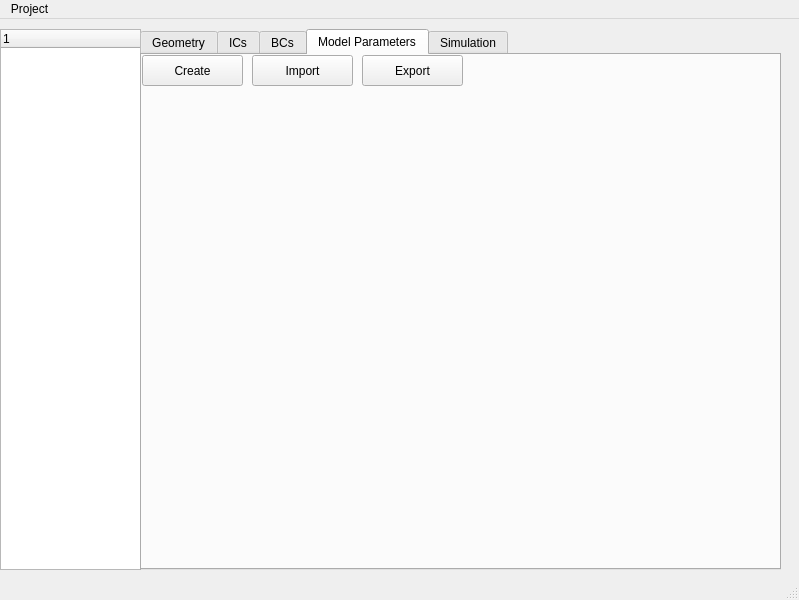
Before: the Qt Designer form gui/main3.ui in zarch/openriver, drawn with Qt 5.
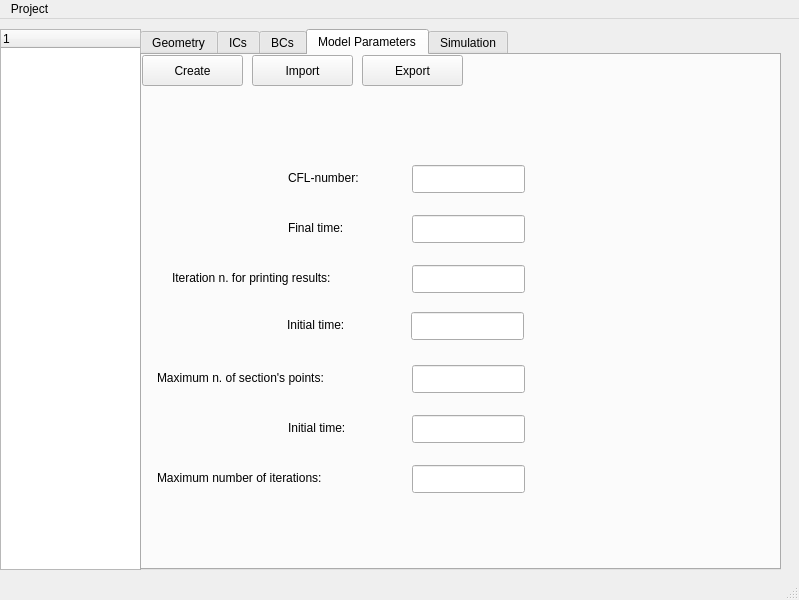
After: the same form once the commit is applied. The open tabs and pages were chosen to show the change.

What changed in the file:
```diff
--- a/gui/main3.ui
+++ b/gui/main3.ui
@@ -264,6 +264,173 @@
        <string>Create</string>
       </property>
      </widget>
+     <widget class="QLineEdit" name="lineEdit">
+      <property name="geometry">
+       <rect>
+        <x>270</x>
+        <y>110</y>
+        <width>113</width>
+        <height>28</height>
+       </rect>
+      </property>
+     </widget>
+     <widget class="QLabel" name="label_2">
+      <property name="geometry">
+       <rect>
+        <x>146</x>
+        <y>113</y>
+        <width>110</width>
+        <height>20</height>
+       </rect>
+      </property>
+      <property name="text">
+       <string>CFL-number:</string>
+      </property>
+     </widget>
+     <widget class="QLabel" name="label_3">
+      <property name="geometry">
+       <rect>
+        <x>146</x>
+        <y>163</y>
+        <width>110</width>
+        <height>20</height>
+       </rect>
+      </property>
+      <property name="text">
+       <string>Final time:</string>
+      </property>
+     </widget>
+     <widget class="QLineEdit" name="lineEdit_2">
+      <property name="geometry">
+       <rect>
+        <x>270</x>
+        <y>160</y>
+        <width>113</width>
+        <height>28</height>
+       </rect>
+      </property>
+     </widget>
+     <widget class="QLabel" name="label_4">
+      <property name="geometry">
+       <rect>
+        <x>30</x>
+        <y>213</y>
+        <width>251</width>
+        <height>20</height>
+       </rect>
+      </property>
+      <property name="text">
+       <string>Iteration n. for printing results:</string>
+      </property>
+     </widget>
+     <widget class="QLineEdit" name="lineEdit_3">
+      <property name="geometry">
+       <rect>
+        <x>270</x>
+        <y>210</y>
+        <width>113</width>
+        <height>28</height>
+       </rect>
+      </property>
+     </widget>
+     <widget class="QLineEdit" name="lineEdit_4">
+      <property name="geometry">
+       <rect>
+        <x>269</x>
+        <y>257</y>
+        <width>113</width>
+        <height>28</height>
+       </rect>
+      </property>
+     </widget>
+     <widget class="QLabel" name="label_5">
+      <property name="geometry">
+       <rect>
+        <x>145</x>
+        <y>260</y>
+        <width>110</width>
+        <height>20</height>
+       </rect>
+      </property>
+      <property name="text">
+       <string>Initial time:</string>
+      </property>
+     </widget>
+     <widget class="QLabel" name="label_6">
+      <property name="geometry">
+       <rect>
+        <x>15</x>
+        <y>313</y>
+        <width>241</width>
+        <height>20</height>
+       </rect>
+      </property>
+      <property name="text">
+       <string>Maximum n. of section's points:</string>
+      </property>
+     </widget>
+     <widget class="QLineEdit" name="lineEdit_5">
+      <property name="geometry">
+       <rect>
+        <x>270</x>
+        <y>310</y>
+        <width>113</width>
+        <height>28</height>
+       </rect>
+      </property>
+     </widget>
+     <widget class="QLabel" name="label_7">
+      <property name="geometry">
+       <rect>
+        <x>146</x>
+        <y>363</y>
+        <width>110</width>
+        <height>20</height>
+       </rect>
+      </property>
+      <property name="text">
+       <string>Initial time:</string>
+      </property>
+     </widget>
+     <widget class="QLineEdit" name="lineEdit_6">
+      <property name="geometry">
+       <rect>
+        <x>270</x>
+        <y>360</y>
+        <width>113</width>
+        <height>28</height>
+       </rect>
+      </property>
+      <property name="text">
+       <string/>
+      </property>
+     </widget>
+     <widget class="QLabel" name="label_8">
+      <property name="geometry">
+       <rect>
+        <x>15</x>
+        <y>413</y>
+        <width>241</width>
+        <height>20</height>
+       </rect>
+      </property>
+      <property name="text">
+       <string>Maximum number of iterations:</string>
+      </property>
+     </widget>
+     <widget class="QLineEdit" name="lineEdit_7">
+      <property name="geometry">
+       <rect>
+        <x>270</x>
+        <y>410</y>
+        <width>113</width>
+        <height>28</height>
+       </rect>
+      </property>
+      <property name="text">
+       <string/>
+      </property>
+     </widget>
     </widget>
     <widget class="QWidget" name="simulation">
      <attribute name="title">
```
Left out of the diff: 2 changed lines with no effect on the pictures.
